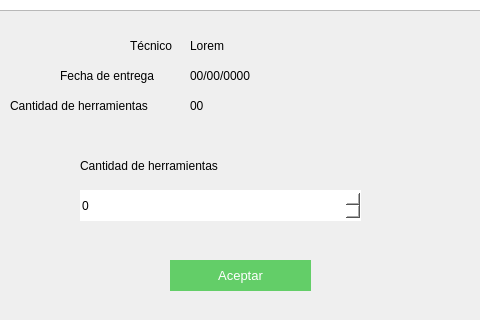
Old version of the form Pantallas UI/Herramientas/stock de herramientas por tecnico/stockPorTecnico.ui in the repository AlemFernandez786/Scabox; both pictures show x 120 to 600 and y 210 to 530 of the 739 by 530 pixel window.
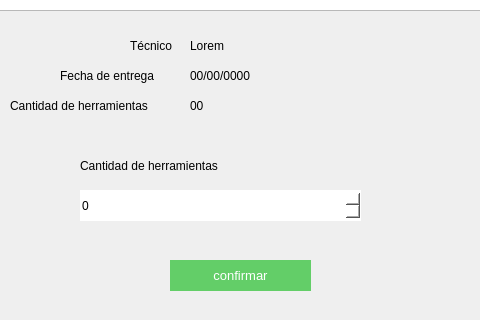
New version of the form.

```diff
--- a/Pantallas UI/Herramientas/stock de herramientas por tecnico/stockPorTecnico.ui
+++ b/Pantallas UI/Herramientas/stock de herramientas por tecnico/stockPorTecnico.ui
@@ -152,7 +152,7 @@
 border:none;</string>
    </property>
    <property name="text">
-    <string>Aceptar</string>
+    <string>confirmar</string>
    </property>
   </widget>
   <widget class="QLabel" name="label_5">
```
Left out of the diff: 14 changed lines with no effect on the pictures.
